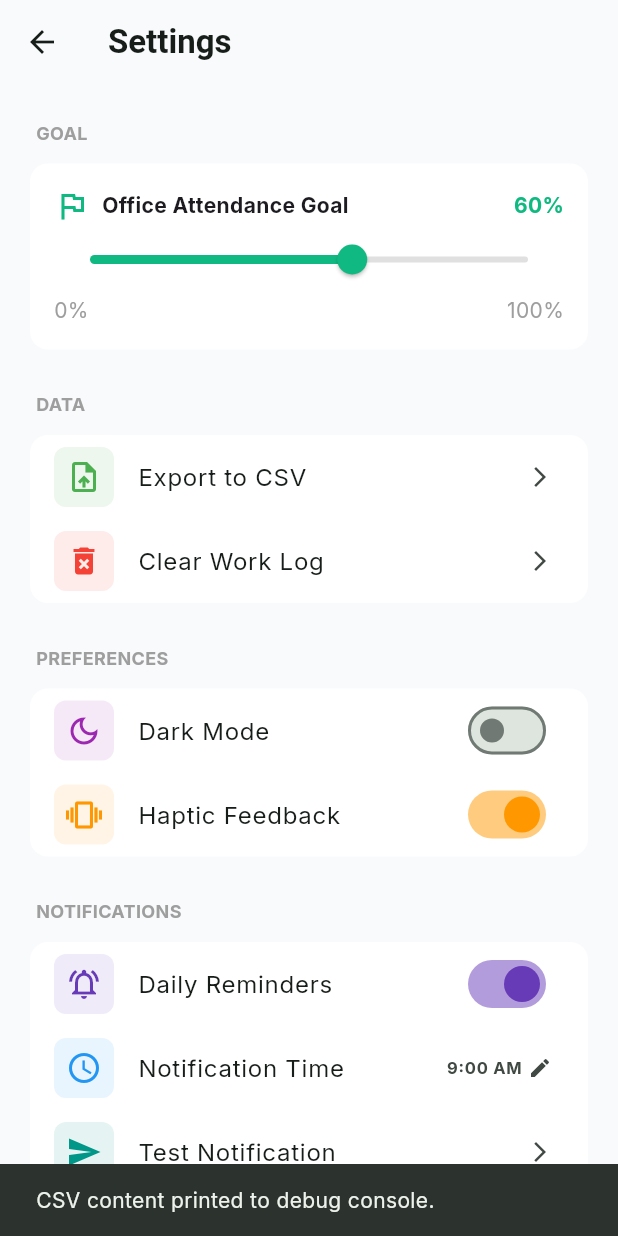
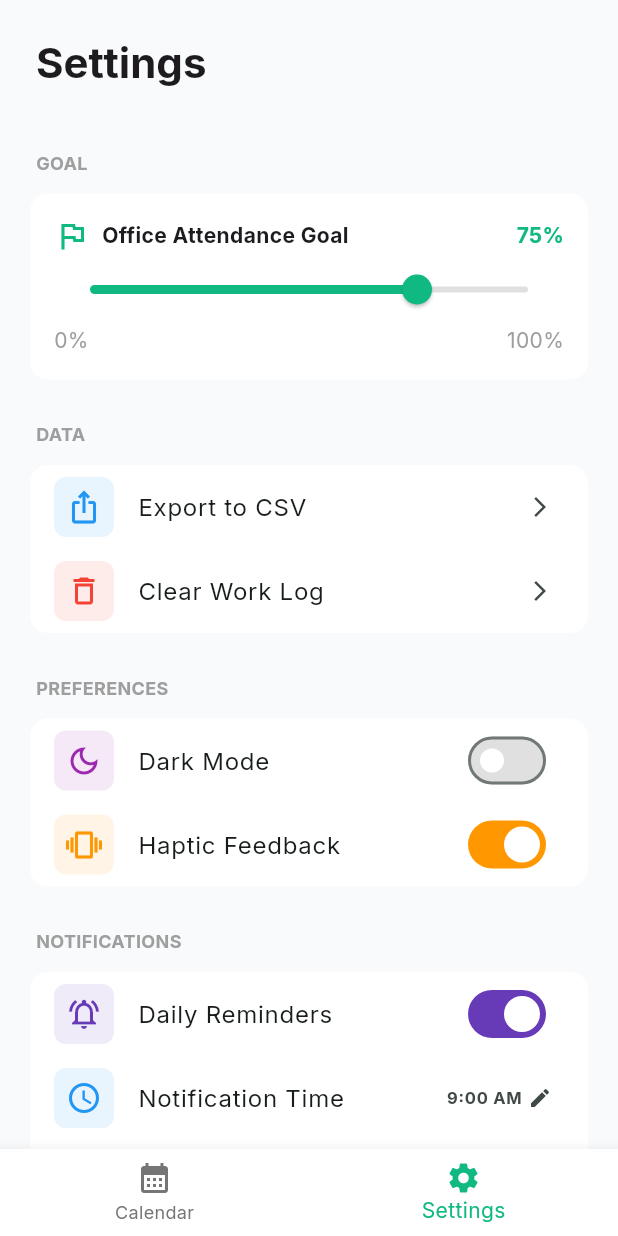
Before and after one commit to sharkie63/areuwfo, a Flutter app: the screen it shows after launch, item 2 of the bottom bar chosen, after a tap on "Export to CSV", on a phone screen of 412 x 824 dp. Run offline on Flutter 3.47's test engine with Material 3 defaults, Android fonts, the phone set to English and light mode, and no system bars; our stand-ins replace firebase_analytics, firebase_core, firebase_crashlytics, flutter_local_notifications, go_router, google_fonts and 4 more; accounts and stored records are empty.

Commit message:
feat: Implement theme switching and fix slider bug

```diff
--- a/lib/attendance_card.dart
+++ b/lib/attendance_card.dart
@@ -1,5 +1,6 @@
 import 'package:flutter/material.dart';
 import 'package:myapp/main.dart';
+import 'package:myapp/theme_provider.dart';
 import 'package:provider/provider.dart';
 
 class AttendanceCard extends StatelessWidget {
@@ -10,10 +11,12 @@ class AttendanceCard extends StatelessWidget {
   @override
   Widget build(BuildContext context) {
     final theme = Theme.of(context);
+    final themeProvider = Provider.of<ThemeProvider>(context);
     return Consumer<WorkLog>(
       builder: (context, workLog, child) {
         final percentage = workLog.officeAttendancePercentage(displayedMonth);
-        final bool targetMet = percentage >= 60;
+        final goalPercentage = themeProvider.attendanceGoal * 100;
+        final bool targetMet = percentage >= goalPercentage;
 
         return Container(
           padding: const EdgeInsets.all(16.0),
@@ -33,7 +36,7 @@ class AttendanceCard extends StatelessWidget {
             children: [
               _buildProgressIndicator(theme, percentage),
               const SizedBox(width: 24),
-              _buildLegend(theme, targetMet),
+              _buildLegend(theme, targetMet, goalPercentage),
             ],
           ),
         );
@@ -82,7 +85,7 @@ class AttendanceCard extends StatelessWidget {
     );
   }
 
-  Widget _buildLegend(ThemeData theme, bool targetMet) {
+  Widget _buildLegend(ThemeData theme, bool targetMet, double goalPercentage) {
     return Expanded(
       child: Column(
         crossAxisAlignment: CrossAxisAlignment.start,
@@ -114,7 +117,7 @@ class AttendanceCard extends StatelessWidget {
           ),
           const SizedBox(height: 12),
           Text(
-            'Monthly Goal: 60%',
+            'Monthly Goal: ${goalPercentage.toInt()}%',
             style: theme.textTheme.bodySmall,
           ),
           const SizedBox(height: 12),
--- a/lib/main.dart
+++ b/lib/main.dart
@@ -138,28 +138,45 @@ class _AppShellState extends State<AppShell> {
 }
 
 // The main application widget, built only after initialization is complete.
-class WorkTrackerApp extends StatelessWidget {
+class WorkTrackerApp extends StatefulWidget {
   const WorkTrackerApp({super.key});
 
-  // The router is now an instance variable, not static.
-  // This ensures it is created only after Firebase is initialized.
-  GoRouter get _router {
+  @override
+  State<WorkTrackerApp> createState() => _WorkTrackerAppState();
+}
+
+class _WorkTrackerAppState extends State<WorkTrackerApp> {
+  late final GoRouter _router;
+
+  @override
+  void initState() {
+    super.initState();
     final analytics = FirebaseAnalytics.instance;
     final observer = FirebaseAnalyticsObserver(analytics: analytics);
 
-    return GoRouter(
+    _router = GoRouter(
+      initialLocation: '/',
+      observers: [observer],
       routes: [
-        GoRoute(path: '/', builder: (context, state) => const MyHomePage()),
-        GoRoute(path: '/settings', builder: (context, state) => const SettingsPageNew()),
+        StatefulShellRoute.indexedStack(
+          builder: (context, state, navigationShell) {
+            return ScaffoldWithNavBar(navigationShell: navigationShell);
+          },
+          branches: [
+            StatefulShellBranch(
+              routes: [GoRoute(path: '/', pageBuilder: (context, state) => const NoTransitionPage(child: CalendarPage()))],
+            ),
+            StatefulShellBranch(
+              routes: [GoRoute(path: '/settings', pageBuilder: (context, state) => const NoTransitionPage(child: SettingsPageNew()))],
+            ),
+          ],
+        ),
       ],
-      observers: [observer],
     );
   }
 
   @override
   Widget build(BuildContext context) {
-    final textTheme = Theme.of(context).textTheme;
-
     final ThemeData lightTheme = ThemeData(
       useMaterial3: true,
       colorScheme: ColorScheme.fromSeed(
@@ -170,11 +187,17 @@ class WorkTrackerApp extends StatelessWidget {
         background: const Color(0xFFf8fafc),
         surface: Colors.white,
       ),
-      textTheme: GoogleFonts.interTextTheme(textTheme).copyWith(
+      textTheme: GoogleFonts.interTextTheme(ThemeData.light().textTheme).copyWith(
         displayLarge: const TextStyle(fontWeight: FontWeight.bold),
         titleLarge: const TextStyle(fontWeight: FontWeight.w600),
+        headlineSmall: const TextStyle(fontWeight: FontWeight.bold),
       ),
       scaffoldBackgroundColor: const Color(0xFFf8fafc),
+      bottomNavigationBarTheme: BottomNavigationBarThemeData(
+        backgroundColor: Colors.white,
+        selectedItemColor: const Color(0xFF10b981),
+        unselectedItemColor: Colors.grey.shade600,
+      ),
     );
 
     final ThemeData darkTheme = ThemeData(
@@ -369,120 +392,57 @@ class WorkLog with ChangeNotifier {
   }
 }
 
-class MyHomePage extends StatefulWidget {
-  const MyHomePage({super.key});
+class ScaffoldWithNavBar extends StatelessWidget {
+  const ScaffoldWithNavBar({super.key, required this.navigationShell});
 
-  @override
-  State<MyHomePage> createState() => _MyHomePageState();
-}
-
-class _MyHomePageState extends State<MyHomePage> with SingleTickerProviderStateMixin, WidgetsBindingObserver {
-  late DateTime _displayedMonth;
-  int _currentIndex = 0;
-
-
-  @override
-  void initState() {
-    super.initState();
-    WidgetsBinding.instance.addObserver(this);
-    _displayedMonth = DateUtils.dateOnly(DateTime.now());
-
-    _requestPermissions();
-  }
-
-  @override
-  void didChangeAppLifecycleState(AppLifecycleState state) {
-    if (state == AppLifecycleState.resumed) {
-      developer.log(
-        "[LIFECYCLE] App resumed, reloading work log.",
-        name: "com.example.myapp.lifecycle"
-      );
-      Provider.of<WorkLog>(context, listen: false).loadLog();
-    }
-  }
-
-  void _requestPermissions() async {
-    final isAllowed = await NotificationService.instance.areNotificationsEnabled();
-    if (!isAllowed) {
-      await NotificationService.instance.requestStandardPermissions();
-    }
-  }
-
-  @override
-  void dispose() {
-    WidgetsBinding.instance.removeObserver(this);
-    super.dispose();
-  }
-
-  void _changeMonth(int monthIncrement) {
-    setState(() {
-      _displayedMonth = DateTime(
-        _displayedMonth.year,
-        _displayedMonth.month + monthIncrement,
-        1,
-      );
-    });
-  }
-
-  void _setMonth(DateTime month) {
-    setState(() {
-      _displayedMonth = month;
-    });
-  }
+  final StatefulNavigationShell navigationShell;
 
   @override
   Widget build(BuildContext context) {
-    final List<Widget> pages = [
-      CalendarPage(
-        displayedMonth: _displayedMonth,
-        onMonthChanged: _changeMonth,
-        onMonthSelected: _setMonth
-      ),
-      const SettingsPageNew(),
-    ];
-
     return Scaffold(
-      body: pages[_currentIndex],
+      body: navigationShell,
       bottomNavigationBar: BottomNavigationBar(
-        currentIndex: _currentIndex,
+        currentIndex: navigationShell.currentIndex,
         onTap: (index) {
-          if (index == 1) {
-            context.push('/settings');
-          } else {
-             setState(() {
-              _currentIndex = index;
-            });
-          }
+          navigationShell.goBranch(index, initialLocation: index == navigationShell.currentIndex);
         },
         items: const [
-          BottomNavigationBarItem(
-            icon: Icon(Icons.calendar_month),
-            label: 'Calendar',
-          ),
-          BottomNavigationBarItem(
-            icon: Icon(Icons.settings),
-            label: 'Settings',
-          ),
+          BottomNavigationBarItem(icon: Icon(Icons.calendar_month), label: 'Calendar'),
+          BottomNavigationBarItem(icon: Icon(Icons.settings), label: 'Settings'),
         ],
       ),
     );
   }
 }
 
-class CalendarPage extends StatelessWidget {
-  final DateTime displayedMonth;
-  final ValueChanged<int> onMonthChanged;
-  final ValueChanged<DateTime> onMonthSelected;
+class CalendarPage extends StatefulWidget {
+  const CalendarPage({super.key});
 
-  const CalendarPage({
-    super.key,
-    required this.displayedMonth,
-    required this.onMonthChanged,
-    required this.onMonthSelected,
-  });
+  @override
+  State<CalendarPage> createState() => _CalendarPageState();
+}
+
+class _CalendarPageState extends State<CalendarPage> with AutomaticKeepAliveClientMixin {
+  late DateTime _displayedMonth;
+
+  @override
+  bool get wantKeepAlive => true;
+
+  @override
+  void initState() {
+    super.initState();
+    _displayedMonth = DateUtils.dateOnly(DateTime.now());
+  }
+
+  void _changeMonth(int monthIncrement) {
+    setState(() {
+      _displayedMonth = DateTime(_displayedMonth.year, _displayedMonth.month + monthIncrement, 1);
+    });
+  }
 
   @override
   Widget build(BuildContext context) {
+    super.build(context);
     return SingleChildScrollView(
       padding: const EdgeInsets.symmetric(horizontal: 24.0),
       child: Column(
@@ -490,14 +450,11 @@ class CalendarPage extends StatelessWidget {
           const SizedBox(height: 40),
           _buildHeader(context),
           const SizedBox(height: 16),
-          AttendanceCard(displayedMonth: displayedMonth),
+          AttendanceCard(displayedMonth: _displayedMonth),
           const SizedBox(height: 16),
-          CalendarGrid(
-            displayedMonth: displayedMonth,
-            onMonthSwiped: onMonthChanged,
-          ),
+          CalendarGrid(displayedMonth: _displayedMonth, onMonthSwiped: _changeMonth),
           const SizedBox(height: 16),
-          StatusSummary(displayedMonth: displayedMonth),
+          StatusSummary(displayedMonth: _displayedMonth),
           const SizedBox(height: 16),
         ],
       ),
@@ -512,28 +469,21 @@ class CalendarPage extends StatelessWidget {
           crossAxisAlignment: CrossAxisAlignment.start,
           children: [
             Text(
-              DateFormat.yMMMM().format(displayedMonth),
+              DateFormat.yMMMM().format(_displayedMonth),
               style: Theme.of(context).textTheme.headlineSmall?.copyWith(fontWeight: FontWeight.bold),
             ),
           ],
         ),
         Row(
           children: [
-            IconButton(
-              icon: const Icon(Icons.chevron_left),
-              onPressed: () => onMonthChanged(-1),
-            ),
-            IconButton(
-              icon: const Icon(Icons.chevron_right),
-              onPressed: () => onMonthChanged(1),
-            ),
+            IconButton(icon: const Icon(Icons.chevron_left), onPressed: () => _changeMonth(-1)),
+            IconButton(icon: const Icon(Icons.chevron_right), onPressed: () => _changeMonth(1)),
           ],
         ),
       ],
     );
   }
 }
-
 
 class CalendarGrid extends StatefulWidget {
   final DateTime displayedMonth;
--- a/lib/settings_page_new.dart
+++ b/lib/settings_page_new.dart
@@ -1,4 +1,4 @@
-
+import 'dart:io';
 import 'package:flutter/material.dart';
 import 'package:go_router/go_router.dart';
 import 'package:myapp/main.dart';
@@ -7,6 +7,8 @@ import 'package:myapp/theme_provider.dart';
 import 'package:provider/provider.dart';
 import 'package:shared_preferences/shared_preferences.dart';
 import 'package:package_info_plus/package_info_plus.dart';
+import 'package:path_provider/path_provider.dart';
+import 'package:share_plus/share_plus.dart';
 
 class SettingsPageNew extends StatefulWidget {
   const SettingsPageNew({super.key});
@@ -15,11 +17,14 @@ class SettingsPageNew extends StatefulWidget {
   State<SettingsPageNew> createState() => _SettingsPageNewState();
 }
 
-class _SettingsPageNewState extends State<SettingsPageNew> {
+class _SettingsPageNewState extends State<SettingsPageNew> with AutomaticKeepAliveClientMixin {
   TimeOfDay _notificationTime = const TimeOfDay(hour: 9, minute: 0);
   bool _notificationsEnabled = false;
-  double _attendanceGoal = 60.0;
+  String _version = '';
   String _buildNumber = '';
+
+  @override
+  bool get wantKeepAlive => true;
 
   @override
   void initState() {
@@ -38,7 +43,6 @@ class _SettingsPageNewState extends State<SettingsPageNew> {
         minute: int.parse(timeParts[1]),
       );
     }
-    _attendanceGoal = prefs.getDouble('attendanceGoal') ?? 60.0;
     final notificationsEnabled = await NotificationService.instance.areNotificationsEnabled();
     if (!mounted) return;
     setState(() {
@@ -48,7 +52,9 @@ class _SettingsPageNewState extends State<SettingsPageNew> {
 
   void _loadPackageInfo() async {
     final packageInfo = await PackageInfo.fromPlatform();
+    if (!mounted) return;
     setState(() {
+      _version = packageInfo.version;
       _buildNumber = packageInfo.buildNumber;
     });
   }
@@ -101,26 +107,40 @@ class _SettingsPageNewState extends State<SettingsPageNew> {
     );
   }
 
+  Future<void> _exportToCsv() async {
+    final workLog = Provider.of<WorkLog>(context, listen: false);
+    String csv = 'Date,Status\n';
+    workLog.log.forEach((date, status) {
+      csv += '${date.toIso8601String().substring(0, 10)},${status.name}\n';
+    });
+
+    final directory = await getTemporaryDirectory();
+    final path = '${directory.path}/work_log.csv';
+    final file = File(path);
+    await file.writeAsString(csv);
+
+    await Share.shareXFiles([XFile(path)], text: 'Work Log CSV');
+  }
+
   @override
   Widget build(BuildContext context) {
+    super.build(context);
     final themeProvider = Provider.of<ThemeProvider>(context);
     final isDarkMode = themeProvider.themeMode == ThemeMode.dark;
 
-    return Scaffold(
-      appBar: AppBar(
-        title: const Text('Settings'),
-        leading: IconButton(
-          icon: const Icon(Icons.arrow_back),
-          onPressed: () => context.pop(),
-        ),
-        backgroundColor: Theme.of(context).scaffoldBackgroundColor,
-        elevation: 0,
-      ),
-      body: SingleChildScrollView(
+    return SafeArea(
+      child: SingleChildScrollView(
         padding: const EdgeInsets.symmetric(horizontal: 16.0),
         child: Column(
           crossAxisAlignment: CrossAxisAlignment.start,
           children: [
+             Padding(
+              padding: const EdgeInsets.only(left: 8.0, top: 24.0, bottom: 16.0),
+              child: Text(
+                'Settings',
+                style: Theme.of(context).textTheme.headlineMedium?.copyWith(fontWeight: FontWeight.bold),
+              ),
+            ),
             const _SettingsHeader(title: 'GOAL'),
             _SettingsCard(
               children: [
@@ -135,24 +155,18 @@ class _SettingsPageNewState extends State<SettingsPageNew> {
                           const SizedBox(width: 8),
                           const Text('Office Attendance Goal', style: TextStyle(fontWeight: FontWeight.bold)),
                           const Spacer(),
-                          Text('${_attendanceGoal.toInt()}%', style: TextStyle(fontWeight: FontWeight.bold, color: isDarkMode ? Colors.greenAccent : const Color(0xFF10b981))),
+                          Text('${(themeProvider.attendanceGoal * 100).toInt()}%', style: TextStyle(fontWeight: FontWeight.bold, color: isDarkMode ? Colors.greenAccent : const Color(0xFF10b981))),
                         ],
                       ),
                       Slider(
-                        value: _attendanceGoal,
+                        value: themeProvider.attendanceGoal,
                         min: 0,
-                        max: 100,
+                        max: 1,
                         divisions: 100,
                         activeColor: isDarkMode ? Colors.greenAccent : const Color(0xFF10b981),
-                        inactiveColor: Colors.grey.shade300,
+                        inactiveColor: isDarkMode ? Colors.grey.shade700 : Colors.grey.shade300,
                         onChanged: (value) {
-                          setState(() {
-                            _attendanceGoal = value;
-                          });
-                        },
-                        onChangeEnd: (value) async {
-                          final prefs = await SharedPreferences.getInstance();
-                          await prefs.setDouble('attendanceGoal', value);
+                          themeProvider.setAttendanceGoal(value);
                         },
                       ),
                       const Row(
@@ -171,22 +185,13 @@ class _SettingsPageNewState extends State<SettingsPageNew> {
             _SettingsCard(
               children: [
                 _SettingsTile(
-                  icon: Icons.upload_file,
-                  iconColor: Colors.green,
+                  icon: Icons.ios_share,
+                  iconColor: Colors.blue,
                   title: 'Export to CSV',
-                  onTap: () async {
-                    final workLog = Provider.of<WorkLog>(context, listen: false);
-                    String csv = 'Date,Status\n';
-                    workLog.log.forEach((date, status) {
-                      csv += '${date.toIso8601String().substring(0, 10)},${status.name}\n';
-                    });
-                    ScaffoldMessenger.of(context).showSnackBar(
-                      const SnackBar(content: Text('CSV content printed to debug console.')),
-                    );
-                  },
+                  onTap: _exportToCsv,
                 ),
                 _SettingsTile(
-                  icon: Icons.delete_forever,
+                  icon: Icons.delete_outline,
                   iconColor: Colors.red,
                   title: 'Clear Work Log',
                   onTap: _showClearLogDialog,
@@ -205,7 +210,10 @@ class _SettingsPageNewState extends State<SettingsPageNew> {
                     onChanged: (value) {
                       themeProvider.setThemeMode(value ? ThemeMode.dark : ThemeMode.light);
                     },
-                    activeThumbColor: Colors.purple,
+                    activeColor: Colors.white,
+                    activeTrackColor: Colors.purple,
+                    inactiveThumbColor: Colors.white,
+                    inactiveTrackColor: isDarkMode ? Colors.grey.shade700 : Colors.grey.shade300,
                   ),
                 ),
                 _SettingsTile(
@@ -217,7 +225,10 @@ class _SettingsPageNewState extends State<SettingsPageNew> {
                     onChanged: (value) {
                       themeProvider.setHapticFeedback(value);
                     },
-                    activeThumbColor: Colors.orange,
+                    activeColor: Colors.white,
+                    activeTrackColor: Colors.orange,
+                    inactiveThumbColor: Colors.white,
+                    inactiveTrackColor: isDarkMode ? Colors.grey.shade700 : Colors.grey.shade300,
                   ),
                 ),
               ],
@@ -260,7 +271,10 @@ class _SettingsPageNewState extends State<SettingsPageNew> {
                         });
                       }
                     },
-                     activeThumbColor: Colors.deepPurple,
+                    activeColor: Colors.white,
+                    activeTrackColor: Colors.deepPurple,
+                    inactiveThumbColor: Colors.white,
+                    inactiveTrackColor: isDarkMode ? Colors.grey.shade700 : Colors.grey.shade300,
                   ),
                 ),
                 _SettingsTile(
@@ -276,11 +290,13 @@ class _SettingsPageNewState extends State<SettingsPageNew> {
                     ],
                   ),
                   onTap: () => _selectNotificationTime(context),
+                  enabled: _notificationsEnabled
                 ),
                 _SettingsTile(
-                  icon: Icons.send,
+                  icon: Icons.notification_important_outlined,
                   iconColor: Colors.teal,
                   title: 'Test Notification',
+                  trailing: const Icon(Icons.send, color: Colors.teal),
                   onTap: () {
                     NotificationService.instance.showTestNotification();
                   },
@@ -288,7 +304,13 @@ class _SettingsPageNewState extends State<SettingsPageNew> {
               ],
             ),
             const SizedBox(height: 24),
-            Center(child: Text('BUILD 1.0.$_buildNumber', style: const TextStyle(color: Colors.grey, fontSize: 12))),
+            if (_version.isNotEmpty)
+              Center(
+                child: Text(
+                  'Version $_version+$_buildNumber',
+                  style: const TextStyle(color: Colors.grey, fontSize: 12),
+                ),
+              ),
             const SizedBox(height: 24),
           ],
         ),
@@ -328,6 +350,7 @@ class _SettingsCard extends StatelessWidget {
       elevation: 0,
       shape: RoundedRectangleBorder(
         borderRadius: BorderRadius.circular(12),
+        side: isDarkMode ? BorderSide(color: Colors.grey.shade800) : BorderSide.none,
       ),
       color: isDarkMode ? const Color(0xFF161B22) : Colors.white,
       child: Column(
@@ -343,6 +366,7 @@ class _SettingsTile extends StatelessWidget {
   final String title;
   final Widget? trailing;
   final VoidCallback? onTap;
+  final bool enabled;
 
   const _SettingsTile({
     required this.icon,
@@ -350,22 +374,27 @@ class _SettingsTile extends StatelessWidget {
     required this.title,
     this.trailing,
     this.onTap,
+    this.enabled = true,
   });
 
   @override
   Widget build(BuildContext context) {
+    final Color effectiveIconColor = enabled ? iconColor : Colors.grey;
+    final Color? effectiveTitleColor = enabled ? null : Colors.grey;
+
     return ListTile(
       leading: Container(
         padding: const EdgeInsets.all(8),
         decoration: BoxDecoration(
-          color: iconColor.withOpacity(0.1),
+          color: effectiveIconColor.withOpacity(0.1),
           borderRadius: BorderRadius.circular(8),
         ),
-        child: Icon(icon, color: iconColor),
+        child: Icon(icon, color: effectiveIconColor),
       ),
-      title: Text(title),
-      trailing: trailing ?? (onTap != null ? const Icon(Icons.arrow_forward_ios, size: 16) : null),
-      onTap: onTap,
+      title: Text(title, style: TextStyle(color: effectiveTitleColor)),
+      trailing: trailing ?? (onTap != null ? Icon(Icons.arrow_forward_ios, size: 16, color: effectiveTitleColor) : null),
+      onTap: enabled ? onTap : null,
+      enabled: enabled,
     );
   }
 }
--- a/lib/theme_provider.dart
+++ b/lib/theme_provider.dart
@@ -5,13 +5,16 @@ import 'package:shared_preferences/shared_preferences.dart';
 class ThemeProvider with ChangeNotifier {
   ThemeMode _themeMode = ThemeMode.system;
   bool _hapticFeedbackEnabled = true;
+  double _attendanceGoal = 0.75;
 
   ThemeMode get themeMode => _themeMode;
   bool get hapticFeedbackEnabled => _hapticFeedbackEnabled;
+  double get attendanceGoal => _attendanceGoal;
 
   ThemeProvider() {
     _loadThemeMode();
     _loadHapticFeedback();
+    _loadAttendanceGoal();
   }
 
   void _loadThemeMode() async {
@@ -43,4 +46,26 @@ class ThemeProvider with ChangeNotifier {
     await prefs.setBool('hapticFeedback', enabled);
     notifyListeners();
   }
+
+  void _loadAttendanceGoal() async {
+    final prefs = await SharedPreferences.getInstance();
+    double goal = prefs.getDouble('attendanceGoal') ?? 0.75;
+
+    // Data migration: If the goal is stored as a percentage (e.g., 60.0), convert it to a decimal (0.60).
+    if (goal > 1.0) {
+      goal = goal / 100.0;
+      // Save the corrected value back to preferences.
+      await prefs.setDouble('attendanceGoal', goal);
+    }
+
+    _attendanceGoal = goal;
+    notifyListeners();
+  }
+
+  void setAttendanceGoal(double goal) async {
+    _attendanceGoal = goal;
+    final prefs = await SharedPreferences.getInstance();
+    await prefs.setDouble('attendanceGoal', goal);
+    notifyListeners();
+  }
 }
--- a/pubspec.yaml
+++ b/pubspec.yaml
@@ -29,6 +29,8 @@ dependencies:
   csv: ^6.0.0
   lottie: ^3.3.2
   package_info_plus: ^9.0.0
+  share_plus: ^12.0.1
+  path_provider: ^2.1.5
 
 dev_dependencies:
   flutter_test:
```
Also changed, not shown: pubspec.lock, 7 other files.
